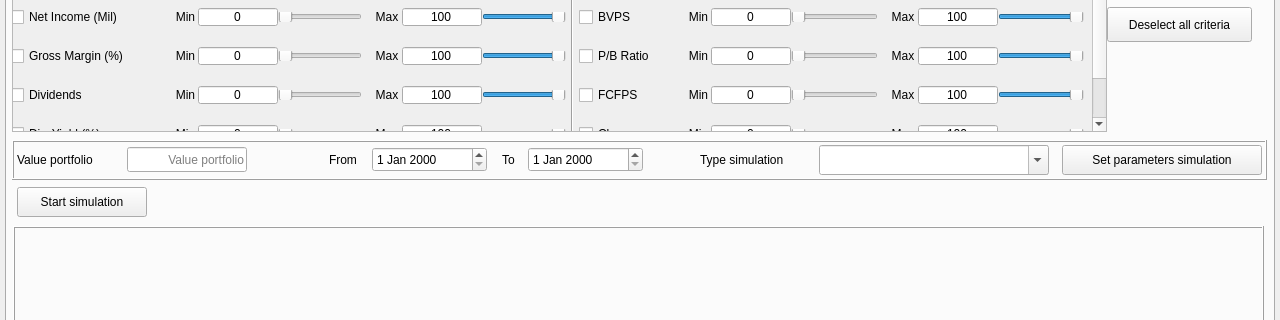
First picture: the form in QT/MainWindow.ui, repository Gendostie/market-analysis, before the edit; both pictures show x 0 to 1280 and y 84 to 404 of the 1280 by 800 pixel window.
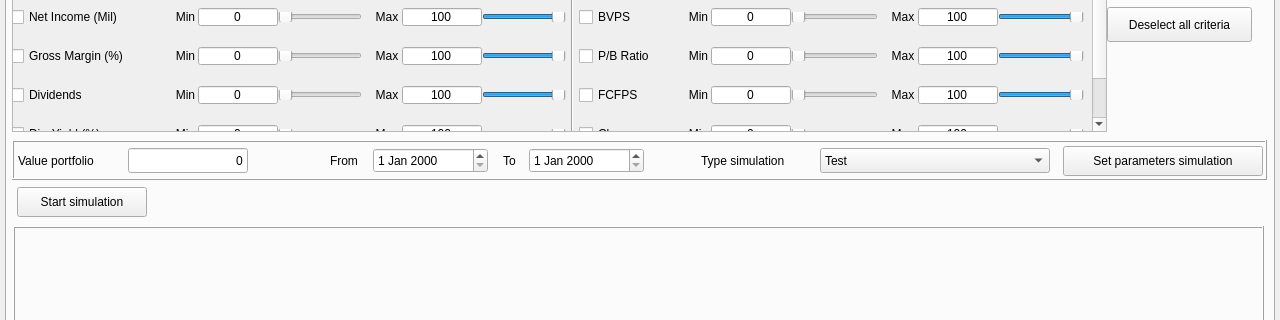
Second picture: the form after the edit. The open tabs and pages were chosen to show the change.

Commit message: Set min and max of qdatetime of tab Simulator

What changed in the file:
```diff
--- a/QT/MainWindow.ui
+++ b/QT/MainWindow.ui
@@ -7001,8 +7001,8 @@
       <widget class="QPushButton" name="btn_setParamsSimulation">
        <property name="geometry">
         <rect>
-         <x>1050</x>
-         <y>5</y>
+         <x>1051</x>
+         <y>6</y>
          <width>200</width>
          <height>30</height>
         </rect>
@@ -7026,8 +7026,8 @@
       <widget class="QLabel" name="label_valuePortfolio">
        <property name="geometry">
         <rect>
-         <x>5</x>
-         <y>7</y>
+         <x>6</x>
+         <y>8</y>
          <width>110</width>
          <height>25</height>
         </rect>
@@ -7051,8 +7051,8 @@
       <widget class="QDateEdit" name="dateEdit_simulatorFrom">
        <property name="geometry">
         <rect>
-         <x>360</x>
-         <y>7</y>
+         <x>361</x>
+         <y>8</y>
          <width>115</width>
          <height>25</height>
         </rect>
@@ -7069,12 +7069,22 @@
          <height>25</height>
         </size>
        </property>
+       <property name="maximumDateTime">
+        <datetime>
+         <hour>23</hour>
+         <minute>59</minute>
+         <second>59</second>
+         <year>7999</year>
+         <month>12</month>
+         <day>31</day>
+        </datetime>
+       </property>
       </widget>
       <widget class="QDateEdit" name="dateEdit_simulatorTo">
        <property name="geometry">
         <rect>
-         <x>516</x>
-         <y>7</y>
+         <x>517</x>
+         <y>8</y>
          <width>115</width>
          <height>25</height>
         </rect>
@@ -7095,8 +7105,8 @@
       <widget class="QLabel" name="label_dateFrom">
        <property name="geometry">
         <rect>
-         <x>317</x>
-         <y>7</y>
+         <x>318</x>
+         <y>8</y>
          <width>40</width>
          <height>25</height>
         </rect>
@@ -7120,8 +7130,8 @@
       <widget class="QLabel" name="label_dateTo">
        <property name="geometry">
         <rect>
-         <x>490</x>
-         <y>5</y>
+         <x>491</x>
+         <y>6</y>
          <width>22</width>
          <height>30</height>
         </rect>
@@ -7145,8 +7155,8 @@
       <widget class="QLineEdit" name="lineEdit_valuePortfolio">
        <property name="geometry">
         <rect>
-         <x>115</x>
-         <y>7</y>
+         <x>116</x>
+         <y>8</y>
          <width>120</width>
          <height>25</height>
         </rect>
@@ -7163,9 +7173,12 @@
          <height>25</height>
         </size>
        </property>
-       <property name="text">
+       <property name="inputMask">
         <string/>
        </property>
+       <property name="text">
+        <string>0</string>
+       </property>
        <property name="maxLength">
         <number>32767</number>
        </property>
@@ -7179,8 +7192,8 @@
       <widget class="QLabel" name="label">
        <property name="geometry">
         <rect>
-         <x>688</x>
-         <y>7</y>
+         <x>689</x>
+         <y>8</y>
          <width>115</width>
          <height>25</height>
         </rect>
@@ -7204,30 +7217,32 @@
       <widget class="QComboBox" name="comboBox">
        <property name="geometry">
         <rect>
-         <x>807</x>
-         <y>5</y>
+         <x>808</x>
+         <y>8</y>
          <width>230</width>
-         <height>30</height>
+         <height>25</height>
         </rect>
        </property>
        <property name="minimumSize">
         <size>
          <width>230</width>
-         <height>30</height>
+         <height>25</height>
         </size>
        </property>
        <property name="maximumSize">
         <size>
          <width>240</width>
-         <height>30</height>
+         <height>25</height>
         </size>
        </property>
-       <property name="editable">
-        <bool>true</bool>
+       <property name="currentText" stdset="0">
+        <string>Test</string>
        </property>
-       <property name="currentText">
-        <string/>
-       </property>
+       <item>
+        <property name="text">
+         <string>Test</string>
+        </property>
+       </item>
       </widget>
      </widget>
     </widget>
```
Left out of the diff: 139 changed lines with no effect on the pictures. The commit also changes 3 other files.
